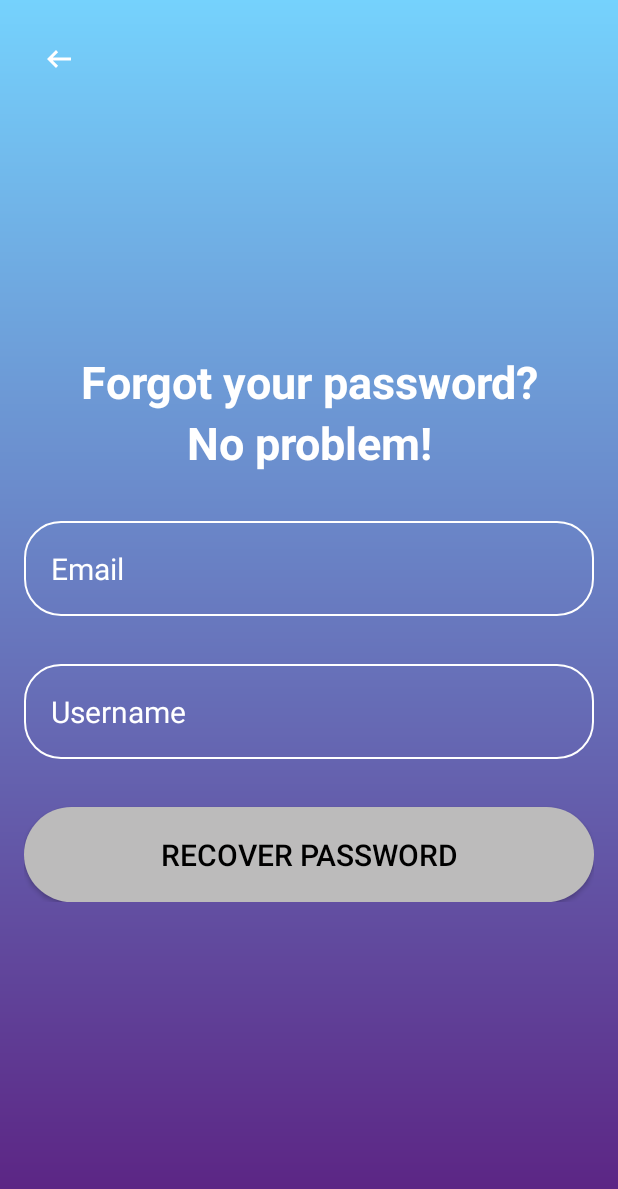
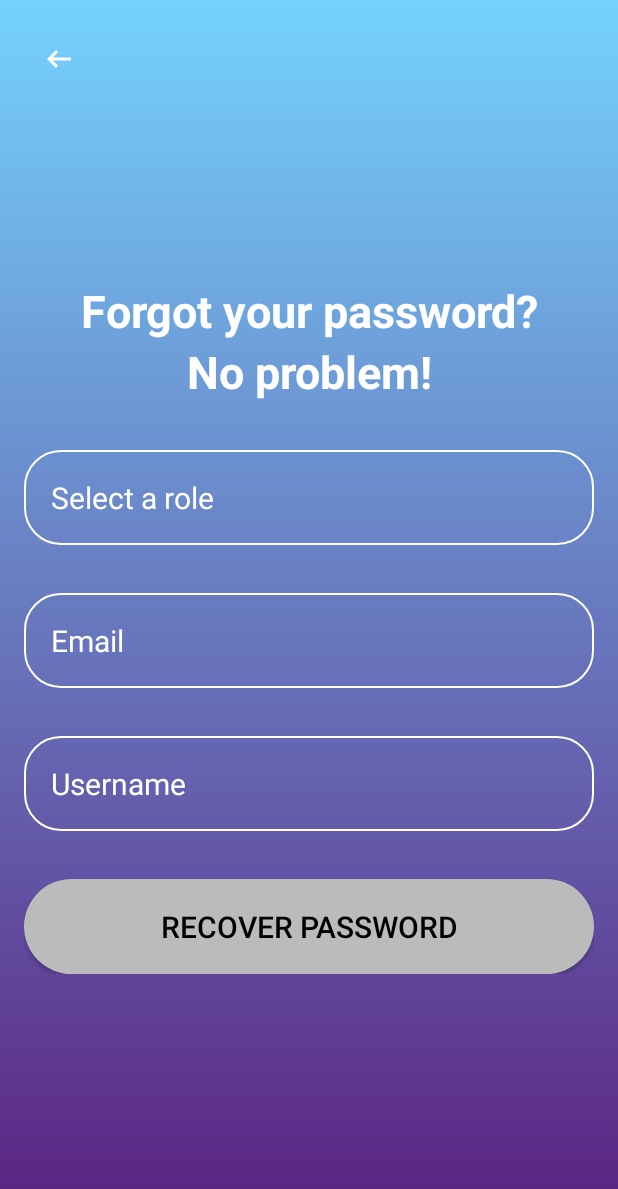
Before and after one commit to kevin579/Smart-Air, an Android app: the password_recover screen opened directly, with no data from a screen before it, after a tap on "RECOVER PASSWORD", on a phone screen of 412 x 824 dp. Shown: the top 1189 px of the screen. Run offline under Robolectric (Android 15) with nearby library versions, the phone set to English and light mode, and no system bars; our stand-ins replace Firebase (no records; nobody signed in at launch, a user with empty details on screens opened directly).

Commit message:
feat: complete password recovery and login functionality, ready for merge

```diff
--- /dev/null
+++ b/app/src/main/java/com/example/SmartAirGroup2/auth/data/repo/PasswordRecovery.java
@@ -0,0 +1,62 @@
+package com.example.SmartAirGroup2.auth.data.repo;
+
+import com.google.firebase.database.DatabaseReference;
+import com.google.firebase.database.FirebaseDatabase;
+import com.google.firebase.database.DataSnapshot;
+import com.google.firebase.database.DatabaseError;
+import com.google.firebase.database.ValueEventListener;
+
+public class PasswordRecovery {
+    private static final DatabaseReference usersRoot =
+            FirebaseDatabase.getInstance("https://smart-air-group2-default-rtdb.firebaseio.com/")
+                    .getReference("categories")
+                    .child("users");
+
+    // Callback interface
+    public interface AccountCheckCallback {
+        void onResult(String password);
+        void onError(String errorMessage);
+    }
+
+    public static void accountExists(String username, String email, String role, AccountCheckCallback callback) {
+        DatabaseReference userBranch;
+
+        if (role.equalsIgnoreCase("child")) {
+            userBranch = usersRoot.child("children");
+        } else if (role.equalsIgnoreCase("parent")) {
+            userBranch = usersRoot.child("parents");
+        } else {
+            userBranch = usersRoot.child("provider");
+        }
+
+        // Use addListenerForSingleValueEvent for one-time read
+        userBranch.addListenerForSingleValueEvent(new ValueEventListener() {
+            @Override
+            public void onDataChange(DataSnapshot dataSnapshot) {
+                if (dataSnapshot.exists()) {
+                    // Loop through each user
+                    for (DataSnapshot userSnapshot : dataSnapshot.getChildren()) {
+                        // Get individual values
+                        String userEmail = userSnapshot.child("email").getValue(String.class);
+                        String userType = userSnapshot.child("type").getValue(String.class);
+                        String userName = userSnapshot.child("uname").getValue(String.class);
+                        String userPassword = userSnapshot.child("password").getValue(String.class);
+
+                        if (username.equals(userName) && email.equals(userEmail) && role.equalsIgnoreCase(userType)) {
+                            callback.onResult(userPassword);
+                            return; // Exit early
+                        }
+                    }
+                }
+                // If we get here, account doesn't exist
+                callback.onResult("null");
+            }
+
+            @Override
+            public void onCancelled(DatabaseError databaseError) {
+                callback.onError(databaseError.getMessage());
+            }
+        });
+    }
+
+}
--- a/app/src/main/java/com/example/SmartAirGroup2/password_recover.java
+++ b/app/src/main/java/com/example/SmartAirGroup2/password_recover.java
@@ -12,11 +12,13 @@ import android.widget.Spinner;
 import android.widget.Toast;
 
 import androidx.activity.EdgeToEdge;
+import androidx.appcompat.app.AlertDialog;
 import androidx.appcompat.app.AppCompatActivity;
 import androidx.core.graphics.Insets;
 import androidx.core.view.ViewCompat;
 import androidx.core.view.WindowInsetsCompat;
 
+import com.example.SmartAirGroup2.auth.data.repo.PasswordRecovery;
 import com.example.SmartAirGroup2.auth.data.repo.newUserAuth;
 import com.google.firebase.database.FirebaseDatabase;
 
@@ -39,6 +41,37 @@ public class password_recover extends AppCompatActivity {
         recoverButton = findViewById(R.id.Recover_button);
         goBack = findViewById(R.id.back_button);
         db = FirebaseDatabase.getInstance("https://smart-air-group2-default-rtdb.firebaseio.com/");
+        roleSpinner = findViewById(R.id.role_spinner);
+
+        ArrayAdapter<CharSequence> adapter = ArrayAdapter.createFromResource(
+                this,
+                R.array.roles_array,
+                R.layout.spinner_item        );
+
+        // Specify the layout to use when the list of choices appears
+        adapter.setDropDownViewResource(android.R.layout.simple_spinner_dropdown_item);
+
+        // Apply the adapter to the spinner
+        roleSpinner.setAdapter(adapter);
+
+        // Set up listener to get selected value
+        roleSpinner.setOnItemSelectedListener(new AdapterView.OnItemSelectedListener(){
+            @Override
+            public void onItemSelected(AdapterView<?> parent, View view, int position, long id) {
+                selectedRole = parent.getItemAtPosition(position).toString();
+
+                // Don't process if "Select a role" is chosen
+                if (position != 0) {
+                    Toast.makeText(password_recover.this,
+                            "Selected: " + selectedRole,
+                            Toast.LENGTH_SHORT).show();
+                }
+            }
+            @Override
+            public void onNothingSelected(AdapterView<?> parent) {
+                // Do nothing
+            }
+        });
 
         goBack.setOnClickListener(new View.OnClickListener() {
             @Override
@@ -49,13 +82,36 @@ public class password_recover extends AppCompatActivity {
         });
 
         recoverButton.setOnClickListener(new View.OnClickListener() {
+            private void showPasswordDialog(String password) {
+                AlertDialog.Builder builder = new AlertDialog.Builder(password_recover.this);
+                builder.setTitle("Password Recovery");
+                builder.setMessage("Your password is:\n\n" + password);
+                builder.setPositiveButton("OK", null);
+                builder.show();
+            }
+
             @Override
             public void onClick(View view) {
                 String userInput = username.getText().toString().trim();
                 String emailInput = email.getText().toString().trim();
-                //todo: check if user exist, if not, show invalid user
-                //todo: send user their password to their email address
-                Toast.makeText(password_recover.this, "Email sent!", Toast.LENGTH_SHORT).show();
+                String role = selectedRole;
+
+                PasswordRecovery.accountExists(userInput, emailInput, role, new PasswordRecovery.AccountCheckCallback() {
+                    @Override
+                    public void onResult(String password) {
+                        if (!password.equals("null")) {
+                            Toast.makeText(password_recover.this, "Email sent!", Toast.LENGTH_SHORT).show();
+                            showPasswordDialog(password);
+                        } else {
+                            Toast.makeText(password_recover.this, "Account does not exist", Toast.LENGTH_SHORT).show();
+                        }
+                    }
+
+                    @Override
+                    public void onError(String errorMessage) {
+                        Toast.makeText(password_recover.this, "Error: " + errorMessage, Toast.LENGTH_SHORT).show();
+                    }
+                });
             }
         });
     }
--- a/app/src/main/res/layout/activity_create_account.xml
+++ b/app/src/main/res/layout/activity_create_account.xml
@@ -78,7 +78,7 @@
             android:layout_height="wrap_content"
             android:layout_marginTop="16dp"
             android:background="@drawable/rounded_corners"
-            android:hint="@string/enterPassword"
+            android:hint="confirm password"
             android:inputType="textPassword"
             android:padding="18dp"
             android:textColor="@color/white"
--- a/app/src/main/res/layout/activity_password_recover.xml
+++ b/app/src/main/res/layout/activity_password_recover.xml
@@ -47,6 +47,12 @@
             android:textStyle="bold"
             android:gravity="center"/>
 
+        <Spinner
+            android:id="@+id/role_spinner"
+            android:layout_width="match_parent"
+            android:layout_height="wrap_content"
+            android:layout_marginTop="32dp"
+            android:background="@drawable/rounded_corners" />
 
         <EditText
             android:layout_width="match_parent"
```
